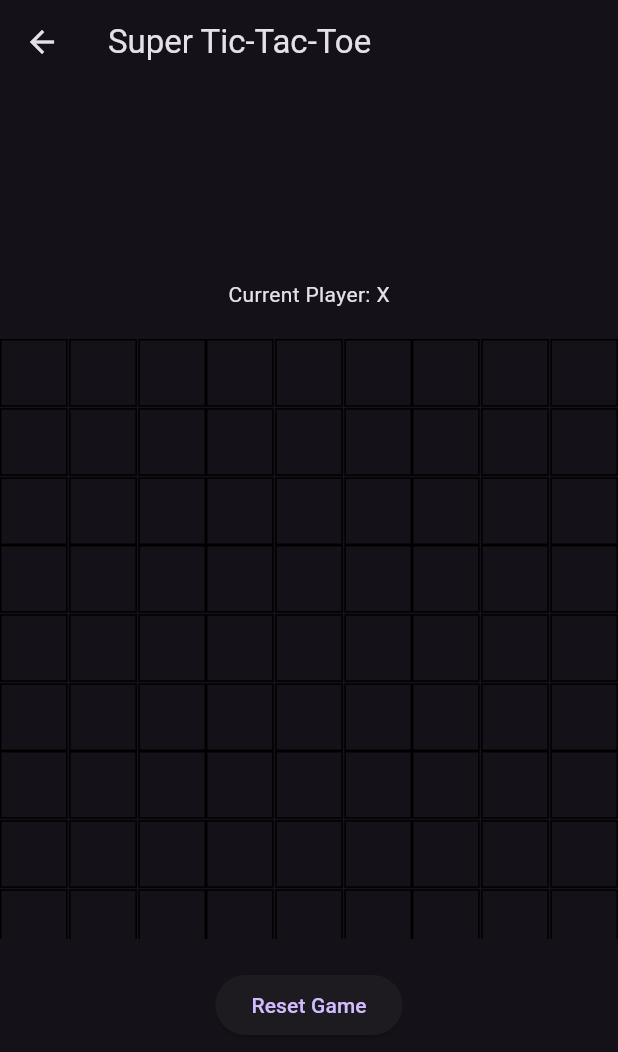
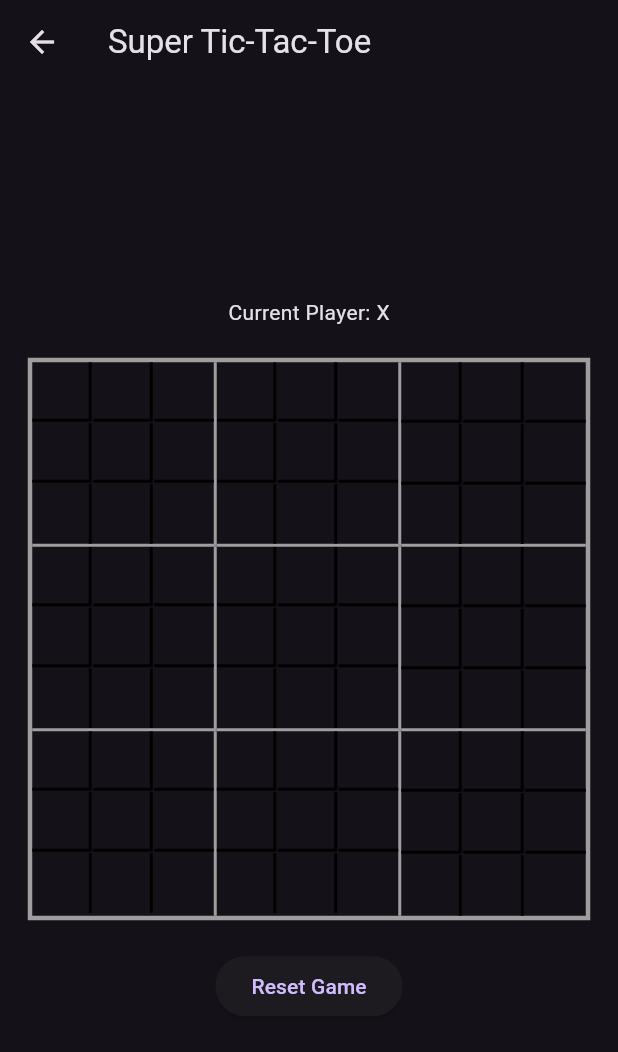
Before and after one commit to Bit-Blazer/SuperXO, a Flutter app: the TicTacToePage screen opened directly, on a phone screen of 412 x 824 dp. Shown: the top 1052 px of the screen. Run offline on Flutter 3.47's test engine with Material 3 defaults, Android fonts, the phone set to English and light mode, and no system bars.

Commit message:
Fixed Borders and highlighted current grid to play

```diff
--- a/lib/main.dart
+++ b/lib/main.dart
@@ -51,6 +51,7 @@ class _TicTacToePageState extends State<TicTacToePage> {
   List<List<String>> board =
       List.generate(9, (_) => List.generate(9, (_) => ""));
   String currentPlayer = 'X';
+  int activeGrid = -1;
 
   @override
   Widget build(BuildContext context) {
@@ -65,15 +66,26 @@ class _TicTacToePageState extends State<TicTacToePage> {
             Text('Current Player: $currentPlayer'),
             const SizedBox(height: 20),
             SizedBox(
-              height: 400,
+              height: 375,
+              width: 375,
+              child: Stack(
+                children: [
+                  Container(
+                    decoration: BoxDecoration(
+                        border: Border.all(color: Colors.grey, width: 3.0)),
                     child: GridView.builder(
+                      physics: const NeverScrollableScrollPhysics(),
                       itemCount: 9,
-                gridDelegate: const SliverGridDelegateWithFixedCrossAxisCount(
+                      gridDelegate:
+                          const SliverGridDelegateWithFixedCrossAxisCount(
                         crossAxisCount: 3,
                       ),
                       itemBuilder: (context, index) {
-                  return buildGrid(index);
+                        return Container(child: buildGrid(index));
                       },
+                    ),
+                  ),
+                ],
               ),
             ),
             const SizedBox(height: 20),
@@ -88,7 +100,29 @@ class _TicTacToePageState extends State<TicTacToePage> {
   }
 
   Widget buildGrid(int gridIndex) {
-    return GridView.builder(
+    // for Outer Grid
+    bool isActiveGrid = activeGrid == gridIndex;
+    Color borderColor = isActiveGrid ? Colors.blue : Colors.grey;
+    double width = 0.00004;
+    return Container(
+      decoration: BoxDecoration(
+        border: Border(
+          left: BorderSide(
+              color: borderColor, width: (isActiveGrid) ? 2.0 : 0.000004),
+          right: BorderSide(
+              color: borderColor,
+              width: (gridIndex % 3 == 0 || gridIndex % 3 == 1 || isActiveGrid)
+                  ? 2.0
+                  : 0.000004),
+          bottom: BorderSide(
+              color: borderColor,
+              width: (gridIndex < 6 || isActiveGrid) ? 2.0 : 0.000004),
+          top: BorderSide(
+              color: borderColor, width: (isActiveGrid) ? 2.0 : 0.000004),
+        ),
+      ),
+      child: GridView.builder(
+        physics: const NeverScrollableScrollPhysics(),
         itemCount: 9,
         gridDelegate: const SliverGridDelegateWithFixedCrossAxisCount(
           crossAxisCount: 3,
@@ -98,17 +132,28 @@ class _TicTacToePageState extends State<TicTacToePage> {
         itemBuilder: (context, index) {
           return buildGridCell(gridIndex, index);
         },
+      ),
     );
   }
 
   Widget buildGridCell(int gridIndex, int cellIndex) {
+    // for Inner Grid
+
     return GestureDetector(
       onTap: () {
         tapAction(gridIndex, cellIndex);
       },
       child: Container(
         decoration: BoxDecoration(
-          border: Border.all(),
+          border: Border(
+            right: BorderSide(
+                color: Colors.black,
+                width: (cellIndex % 3 == 0 || cellIndex % 3 == 1)
+                    ? 2.0
+                    : 0.000004),
+            bottom: BorderSide(
+                color: Colors.black, width: (cellIndex < 6) ? 2.0 : 0.000004),
+          ),
         ),
         child: Center(
           child: Text(
@@ -121,13 +166,17 @@ class _TicTacToePageState extends State<TicTacToePage> {
   }
 
   void tapAction(int gridIndex, int cellIndex) {
+    if (activeGrid == -1 || activeGrid == gridIndex) {
       if (board[gridIndex][cellIndex] == "") {
         setState(() {
           board[gridIndex][cellIndex] = currentPlayer;
-        _checkForWinner(gridIndex, cellIndex);
+          if (_checkForWinner(gridIndex)) {
+            print("Player $currentPlayer wins in grid $gridIndex");
+          }
           currentPlayer = (currentPlayer == 'X') ? 'O' : 'X';
+          activeGrid = cellIndex;
         });
-      // Add your game logic here, check for a win, update the turn, etc.
+      }
     }
   }
 
@@ -135,12 +184,37 @@ class _TicTacToePageState extends State<TicTacToePage> {
     setState(() {
       board = List.generate(9, (_) => List.generate(9, (_) => ""));
       currentPlayer = 'X';
+      activeGrid = -1;
     });
   }
 
-  void _checkForWinner(row, col) {
-    // Implement the logic to check for a winner in the smaller grid
-    // and update the overall game state accordingly.
-    // You may need to check for a winner in the larger grid as well.
+  bool _checkForWinner(int gridIndex) {
+    // Check for a winner in the smaller grid
+    for (int i = 0; i < 3; i++) {
+      // Check rows
+      if (board[gridIndex][i * 3] == board[gridIndex][i * 3 + 1] &&
+          board[gridIndex][i * 3] == board[gridIndex][i * 3 + 2] &&
+          board[gridIndex][i * 3] != "") {
+        return true;
+      }
+      // Check columns
+      if (board[gridIndex][i] == board[gridIndex][i + 3] &&
+          board[gridIndex][i] == board[gridIndex][i + 6] &&
+          board[gridIndex][i] != "") {
+        return true;
       }
     }
+    // Check diagonals
+    if (board[gridIndex][0] == board[gridIndex][4] &&
+        board[gridIndex][0] == board[gridIndex][8] &&
+        board[gridIndex][0] != "") {
+      return true;
+    }
+    if (board[gridIndex][2] == board[gridIndex][4] &&
+        board[gridIndex][2] == board[gridIndex][6] &&
+        board[gridIndex][2] != "") {
+      return true;
+    }
+    return false;
+  }
+}
```
Lines whose indentation alone changed are shown as unchanged.
